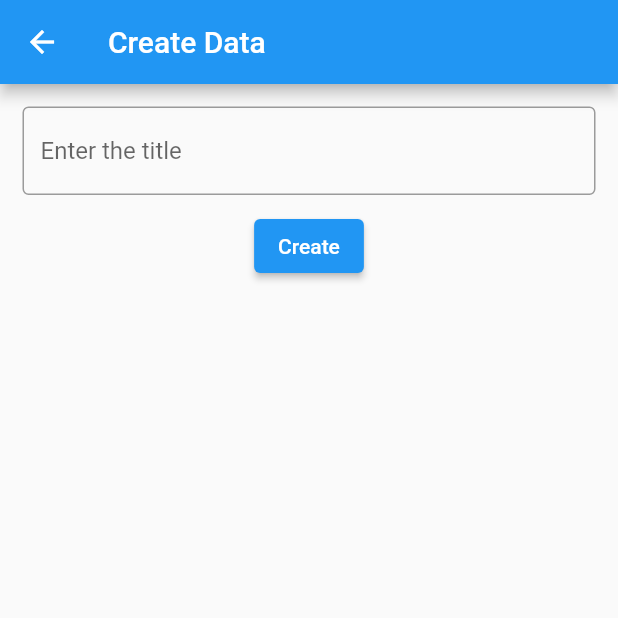
After one commit to ventocilla/flutter_supabase, a Flutter app: the CreatePage screen opened directly, on a phone screen of 412 x 824 dp, the top half of it. The commit adds this screen. Run offline on Flutter 3.47's test engine with Material 2 defaults, Android fonts, the phone set to English and light mode, and no system bars; our stand-ins replace flutter_dotenv, supabase_flutter; accounts and stored records are empty; network calls fail.

Commit message:
working with CRUD UI

```diff
--- /dev/null
+++ b/lib/pages/create_page.dart
@@ -0,0 +1,45 @@
+import 'package:flutter/material.dart';
+
+class CreatePage extends StatefulWidget {
+  const CreatePage({super.key});
+
+  @override
+  State<CreatePage> createState() => _CreatePageState();
+}
+
+class _CreatePageState extends State<CreatePage> {
+  bool isLoading = false;
+  TextEditingController titleController = TextEditingController();
+
+  @override
+  Widget build(BuildContext context) {
+    return Scaffold(
+      appBar: AppBar(
+        title: const Text('Create Data'),
+      ),
+      body: Padding(
+        padding: const EdgeInsets.all(15.0),
+        child: Column(
+          children: [
+            TextField(
+              controller: titleController,
+              decoration: const InputDecoration(
+                hintText: 'Enter the title',
+                border: OutlineInputBorder(
+                    //
+                    ),
+              ),
+            ),
+            const SizedBox(height: 10),
+            ElevatedButton(
+              onPressed: () {
+                //
+              },
+              child: const Text('Create'),
+            ),
+          ],
+        ),
+      ),
+    );
+  }
+}
```
Also changed, not shown: lib/pages/edit_page.dart (added, +73 -0 lines), lib/main.dart (line endings or trailing spaces).
